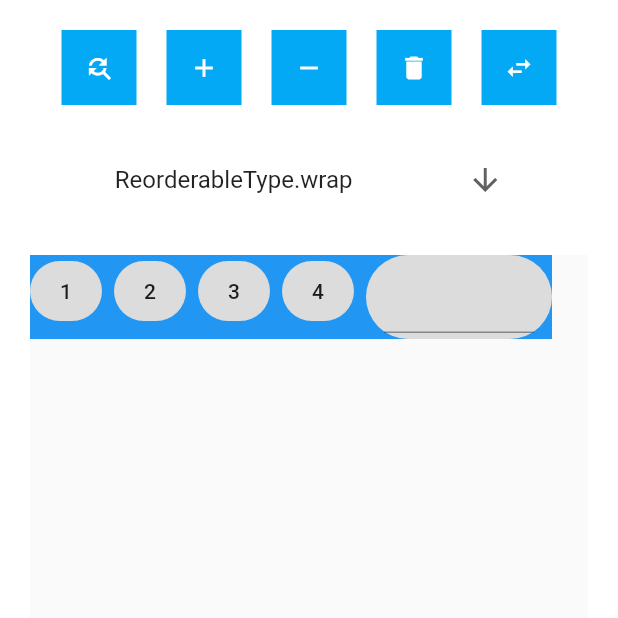
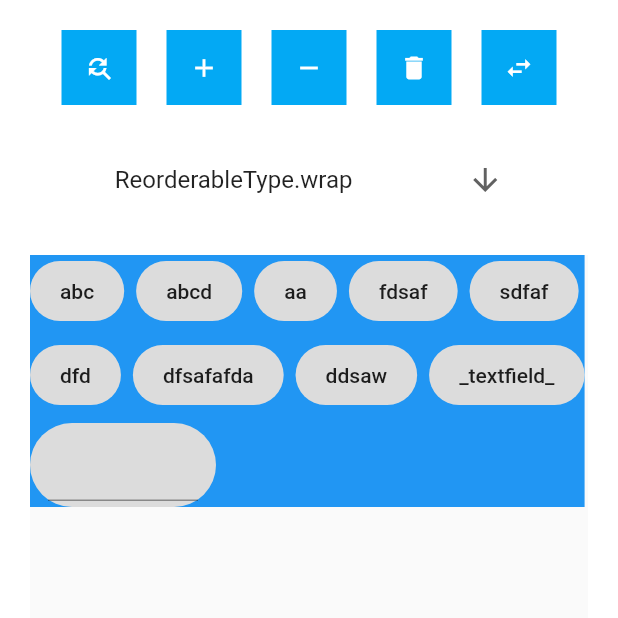
Before and after one commit to karvulf/flutter-reorderable-grid-view, a Flutter app: the screen it shows after launch, on a phone screen of 412 x 824 dp, the top half of it. Run offline on Flutter 3.47's test engine with Material 2 defaults, Android fonts, the phone set to English and light mode, and no system bars; our stand-ins replace equatable.

Commit message:
some checks

```diff
--- a/example/lib/main.dart
+++ b/example/lib/main.dart
@@ -263,7 +263,17 @@ class _ReorderableWrapChipPageState extends State<ReorderableWrapChipPage> {
   final _textEditingController = TextEditingController();
   final focusNode = FocusNode();
 
-  final _names = <String>['1', '2', '3', '4'];
+  final _names = <String>[
+    'abc',
+    'abcd',
+    'aa',
+    'fdsaf',
+    'sdfaf',
+    'dfd',
+    'dfsafafda',
+    'ddsaw',
+    '_textfield_'
+  ];
 
   @override
   Widget build(BuildContext context) {
@@ -285,7 +295,8 @@ class _ReorderableWrapChipPageState extends State<ReorderableWrapChipPage> {
     return Scaffold(
       body: ReorderableBuilder(
         children: unmodifiedChildren,
-        onReorder: (_) {},
+        lockedIndices: [unmodifiedChildren.length - 1],
+        onReorder: _handleReorder,
         builder: (children) {
           return Container(
             key: _wrapKey,
@@ -334,4 +345,12 @@ class _ReorderableWrapChipPageState extends State<ReorderableWrapChipPage> {
 
     return children;
   }
+
+  void _handleReorder(List<OrderUpdateEntity> onReorderList) {
+    for (final reorder in onReorderList) {
+      final child = _names.removeAt(reorder.oldIndex);
+      _names.insert(reorder.newIndex, child);
+    }
+    setState(() {});
+  }
 }
--- a/lib/widgets/reorderable_builder.dart
+++ b/lib/widgets/reorderable_builder.dart
@@ -716,6 +716,8 @@ class _ReorderableBuilderState extends State<ReorderableBuilder>
           isBuilding: false,
           isNew: true,
         );
+
+        _offsetMap.removeWhere((key, value) => key >= orderId);
       }
       orderId++;
     }
@@ -770,7 +772,7 @@ class _ReorderableBuilderState extends State<ReorderableBuilder>
     if (offset != null) {
       var originalOrderId = reorderableEntity.originalOrderId;
 
-      if(offset == reorderableEntity.originalOffset) {
+      if (offset == reorderableEntity.originalOffset) {
         originalOrderId = reorderableEntity.updatedOrderId;
       }
 
```
